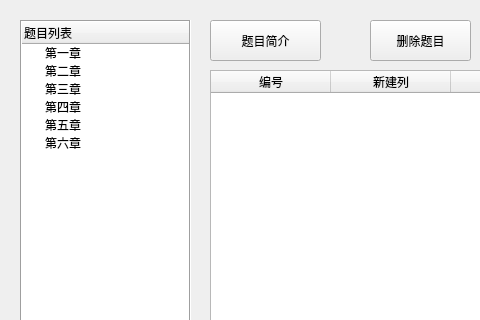
upc28/DaChuang-teachingPlatform, file qtAplication/TeacherClient/manageTab.ui: the form before one commit; both pictures show x 0 to 480 and y 0 to 320 of the 831 by 446 pixel window.
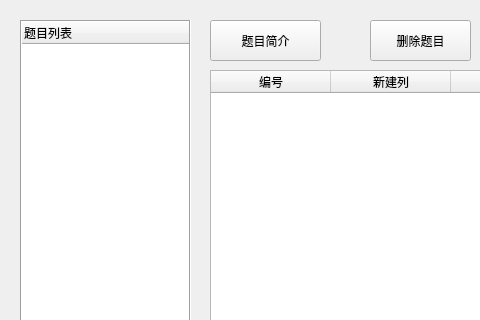
The form after the commit.

Diff of the .ui file:
```diff
--- a/qtAplication/TeacherClient/manageTab.ui
+++ b/qtAplication/TeacherClient/manageTab.ui
@@ -85,36 +85,6 @@
      <string>题目列表</string>
     </property>
    </column>
-   <item>
-    <property name="text">
-     <string>第一章</string>
-    </property>
-   </item>
-   <item>
-    <property name="text">
-     <string>第二章</string>
-    </property>
-   </item>
-   <item>
-    <property name="text">
-     <string>第三章</string>
-    </property>
-   </item>
-   <item>
-    <property name="text">
-     <string>第四章</string>
-    </property>
-   </item>
-   <item>
-    <property name="text">
-     <string>第五章</string>
-    </property>
-   </item>
-   <item>
-    <property name="text">
-     <string>第六章</string>
-    </property>
-   </item>
   </widget>
   <widget class="QTableWidget" name="testCase_tableWidget">
    <property name="geometry">
```
Left out of the diff: 3 changed lines with no effect on the pictures.
